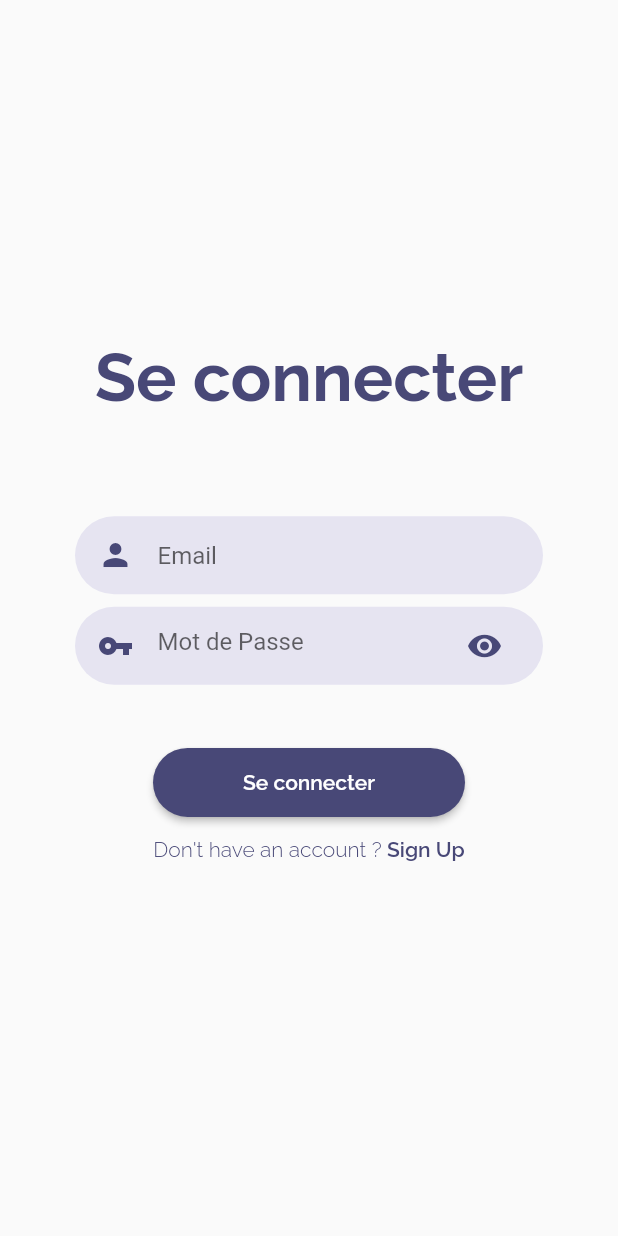
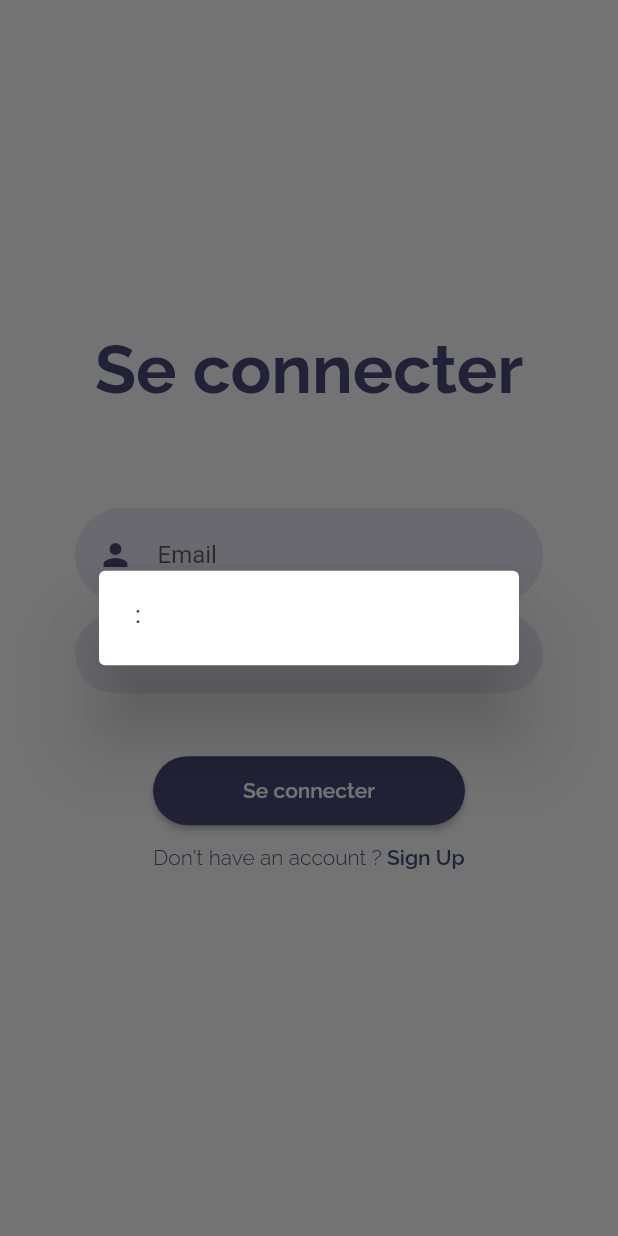
Before and after one commit to RichardJohnRx/Udalost, a Flutter app: the SignUp screen opened directly, after a tap on "Sign In", after a tap on "Se connecter", on a phone screen of 412 x 824 dp. Run offline on Flutter 3.47's test engine with Material 2 defaults, Android fonts, the phone set to English and light mode, and no system bars.

Commit message:
Activation des TextFields dans les pages 'SignIn' et 'SignUp'

```diff
--- a/lib/main.dart
+++ b/lib/main.dart
@@ -17,7 +17,7 @@ class MyApp extends StatelessWidget {
         primarySwatch: Palette.purpleNavy,
         visualDensity: VisualDensity.adaptivePlatformDensity,
       ),
-      home: EvenementPage(),
+      home: Login(),
     );
   }
 }
--- a/lib/pages/SignIn.dart
+++ b/lib/pages/SignIn.dart
@@ -2,7 +2,33 @@ import 'package:flutter/material.dart';
 import 'package:udalost/components/TextFieldContainer.dart';
 import 'package:udalost/pages/SignUp.dart';
 
-class SignIn extends StatelessWidget {
+class SignIn extends StatefulWidget {
+  @override
+  _SignInState createState() => _SignInState();
+}
+
+class _SignInState extends State<SignIn> {
+  final _emailTFC = TextEditingController();
+  final _motpasseTFC = TextEditingController();
+
+  @override
+  void dispose(){
+    _emailTFC.dispose();
+    _motpasseTFC.dispose();
+    super.dispose();
+  }
+
+  _showDialog(BuildContext context){
+    return showDialog(
+      context: context,
+      builder: (context) {
+        return AlertDialog(
+          content: Text(_emailTFC.text + ': ' + _motpasseTFC.text),
+        );
+      },
+    );
+  }
+
   @override
   Widget build(BuildContext context) {
     return Scaffold(
@@ -25,9 +51,10 @@ class SignIn extends StatelessWidget {
                   height: MediaQuery.of(context).size.height * 0.08,
                 ),
                 TextFieldContainer(
-                  child: TextField(
+                  child: TextFormField(
+                    controller: _emailTFC,
                     decoration: InputDecoration(
-                      hintText: 'Email',
+                      labelText: 'Email',
                       icon: Icon(
                         Icons.person,
                         color: Color.fromRGBO(72, 72, 119, 1),
@@ -40,7 +67,8 @@ class SignIn extends StatelessWidget {
                   height: MediaQuery.of(context).size.height * 0.01,
                 ),
                 TextFieldContainer(
-                  child: TextField(
+                  child: TextFormField(
+                    controller: _motpasseTFC,
                     obscureText: true,
                     decoration: InputDecoration(
                       hintText: 'Mot de Passe',
@@ -78,7 +106,9 @@ class SignIn extends StatelessWidget {
                     shape: new RoundedRectangleBorder(
                       borderRadius: new BorderRadius.circular(50.0),
                     ),
-                    onPressed: (){},
+                    onPressed: (){
+                      _showDialog(context);
+                    },
                   ),
                 SizedBox(
                   height: MediaQuery.of(context).size.height * 0.015,
--- a/lib/pages/SignUp.dart
+++ b/lib/pages/SignUp.dart
@@ -2,8 +2,28 @@ import 'package:flutter/material.dart';
 import 'package:udalost/components/TextFieldContainer.dart';
 import 'package:udalost/pages/SignIn.dart';
 
+class SignUp extends StatefulWidget {
+  @override
+  _SignUpState createState() => _SignUpState();
+}
 
-class SignUp extends StatelessWidget {
+class _SignUpState extends State<SignUp> {
+  final _nomTFC = TextEditingController();
+  final _prenomTFC = TextEditingController();
+  final _emailTFC = TextEditingController();
+  final _usernameTFC = TextEditingController();
+  final _motpasseTFC = TextEditingController();
+
+  @override
+  void dispose(){
+    _nomTFC.dispose();
+    _prenomTFC.dispose();
+    _emailTFC.dispose();
+    _usernameTFC.dispose();
+    _motpasseTFC.dispose();
+    super.dispose();
+  }
+
   @override
   Widget build(BuildContext context) {
     return Scaffold(
@@ -30,6 +50,7 @@ class SignUp extends StatelessWidget {
                 ),
                 TextFieldContainer(
                   child: TextField(
+                    controller: _nomTFC,
                     decoration: InputDecoration(
                       hintText: 'Nom',
                       icon: Icon(
@@ -45,6 +66,7 @@ class SignUp extends StatelessWidget {
                 ),
                 TextFieldContainer(
                   child: TextField(
+                    controller: _prenomTFC,
                     decoration: InputDecoration(
                       hintText: 'Prénom',
                       icon: Icon(
@@ -60,6 +82,7 @@ class SignUp extends StatelessWidget {
                 ),
                 TextFieldContainer(
                   child: TextField(
+                    controller: _emailTFC,
                     decoration: InputDecoration(
                       hintText: 'Email',
                       icon: Icon(
@@ -75,6 +98,7 @@ class SignUp extends StatelessWidget {
                 ),
                 TextFieldContainer(
                   child: TextField(
+                    controller: _usernameTFC,
                     decoration: InputDecoration(
                       hintText: 'Username',
                       icon: Icon(
@@ -90,6 +114,7 @@ class SignUp extends StatelessWidget {
                 ),
                 TextFieldContainer(
                   child: TextField(
+                    controller: _motpasseTFC,
                     obscureText: true,
                     decoration: InputDecoration(
                       hintText: 'Mot de Passe',
```
